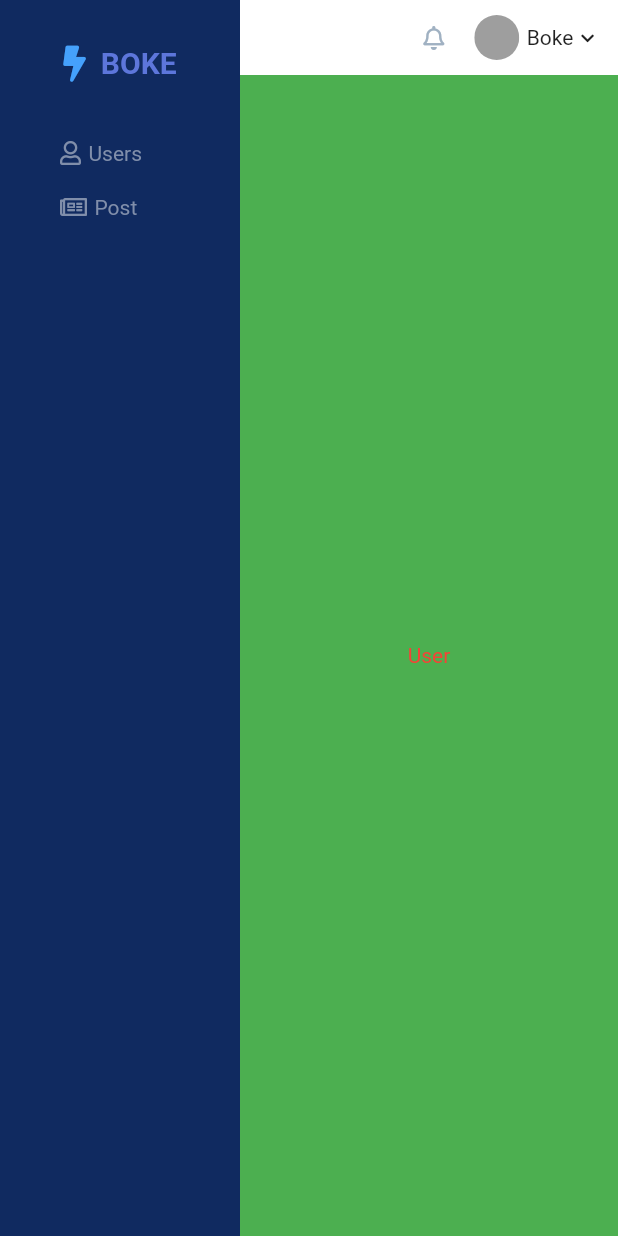
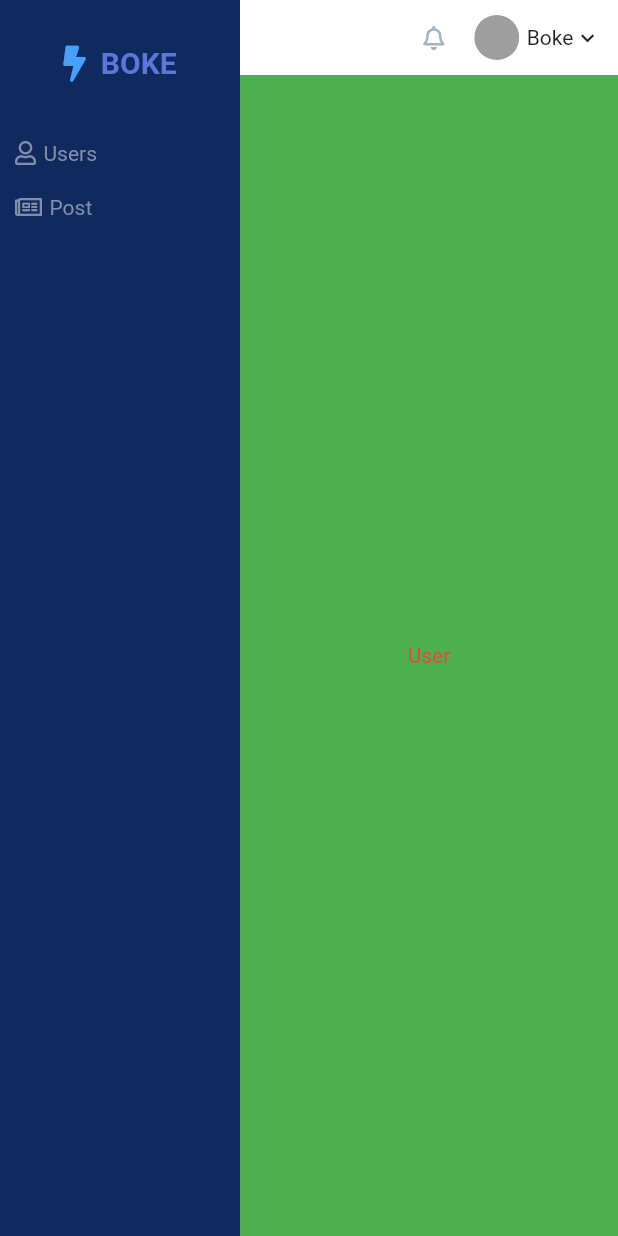
Before and after one commit to swiftdo/admin-team-boke, a Flutter app: the MainPage screen opened by its route, after a tap on "Users", on a phone screen of 412 x 824 dp. Run offline on Flutter 3.47's test engine with Material 2 defaults, Android fonts, the light colour scheme and no system bars; our stand-ins replace animated_background, auto_route, convert, dio, flutter_easyloading, font_awesome_flutter and 3 more; accounts and stored records are empty.

Commit message:
sidebar ui

```diff
--- /dev/null
+++ b/lib/data/model/side_bar_item.dart
@@ -0,0 +1,16 @@
+import 'package:auto_route/auto_route.dart';
+import 'package:flutter/cupertino.dart';
+import 'package:flutter/foundation.dart';
+import 'package:freezed_annotation/freezed_annotation.dart';
+
+part 'side_bar_item.freezed.dart';
+
+@freezed
+class SideBarItem with _$SideBarItem {
+  const factory SideBarItem({
+    required String label,
+    IconData? icon,
+    PageRouteInfo? routeInfo,
+    List<SideBarItem>? child,
+  }) = _SideBarItem;
+}
--- a/lib/main.dart
+++ b/lib/main.dart
@@ -26,7 +26,11 @@
       routeInformationProvider: appRouter.routeInfoProvider(),
       routerDelegate: AutoRouterDelegate(
         appRouter,
-        navigatorObservers: () => [AppRouteObserver()],
+        navigatorObservers: () => [
+          AppRouteObserver(
+            notifier: ref.watch(gRouteChangeProvider.notifier),
+          )
+        ],
       ),
       builder: toast.init(),
       localizationsDelegates: const [
--- a/lib/pages/main/views/nav_link.dart
+++ b/lib/pages/main/views/nav_link.dart
@@ -1,51 +1,51 @@
+import 'package:admin_team_boke/data/model/side_bar_item.dart';
 import 'package:admin_team_boke/provider.dart';
-import 'package:admin_team_boke/route/route.gr.dart';
-import 'package:auto_route/auto_route.dart';
 import 'package:flutter/material.dart';
 import 'package:font_awesome_flutter/font_awesome_flutter.dart';
 import 'package:hooks_riverpod/hooks_riverpod.dart';
 
 class NavLink extends HookConsumerWidget {
-  final String label;
-  final IconData? icon;
-  final PageRouteInfo destination;
+  final SideBarItem item;
 
   const NavLink({
     Key? key,
-    required this.label,
-    required this.destination,
-    this.icon,
+    required this.item,
   }) : super(key: key);
 
   @override
   Widget build(BuildContext context, WidgetRef ref) {
+    final currentRoute = ref.watch(gRouteChangeProvider);
+    bool isHigh = item.routeInfo?.routeName == currentRoute;
+    final color = isHigh ? Colors.white : const Color(0xff808EAA);
+
     return GestureDetector(
       behavior: HitTestBehavior.opaque,
       child: Container(
+        decoration:
+            BoxDecoration(color: isHigh ? const Color(0xff153575) : null),
         padding: const EdgeInsets.symmetric(horizontal: 10, vertical: 10),
-        margin: const EdgeInsets.only(left: 30),
         child: Row(
           children: [
-            if (icon != null)
+            if (item.icon != null)
               Container(
                 child: FaIcon(
-                  icon,
+                  item.icon,
                   size: 16,
-                  color: const Color(0xff808EAA),
+                  color: color,
                 ),
                 margin: const EdgeInsets.only(right: 5),
               ),
             Text(
-              label,
-              style: const TextStyle(
-                color: Color(0xff808EAA),
-              ),
+              item.label,
+              style: TextStyle(color: color),
             )
           ],
         ),
       ),
       onTap: () {
-        ref.read(gRouteProvider).replace(destination);
+        if (item.routeInfo != null) {
+          ref.read(gRouteProvider).replace(item.routeInfo!);
+        }
       },
     );
   }
--- a/lib/pages/main/views/sidebar.dart
+++ b/lib/pages/main/views/sidebar.dart
@@ -1,15 +1,30 @@
-import 'package:admin_team_boke/core/ext/ext.dart';
+import 'package:admin_team_boke/data/model/side_bar_item.dart';
+import 'package:admin_team_boke/provider.dart';
 import 'package:admin_team_boke/route/route.gr.dart';
 import 'package:flutter/material.dart';
 import 'package:font_awesome_flutter/font_awesome_flutter.dart';
+import 'package:hooks_riverpod/hooks_riverpod.dart';
 
 import 'nav_link.dart';
 
-class SideBar extends StatelessWidget {
+class SideBar extends HookConsumerWidget {
   const SideBar({Key? key}) : super(key: key);
 
+  final List<SideBarItem> barItems = const [
+    SideBarItem(
+      label: "Users",
+      routeInfo: UserRoute(),
+      icon: FontAwesomeIcons.user,
+    ),
+    SideBarItem(
+      label: "Post",
+      routeInfo: PostRoute(),
+      icon: FontAwesomeIcons.newspaper,
+    ),
+  ];
+
   @override
-  Widget build(BuildContext context) {
+  Widget build(BuildContext context, WidgetRef ref) {
     return Container(
       color: const Color(0xff102A60),
       width: 160,
@@ -37,16 +52,7 @@ class SideBar extends StatelessWidget {
               ],
             ),
           ),
-          const NavLink(
-            label: "Users",
-            destination: UserRoute(),
-            icon: FontAwesomeIcons.user,
-          ),
-          const NavLink(
-            label: "Post",
-            destination: PostRoute(),
-            icon: FontAwesomeIcons.newspaper,
-          ),
+          ...barItems.map((e) => NavLink(item: e))
         ],
       ),
     );
--- a/lib/provider.dart
+++ b/lib/provider.dart
@@ -1,6 +1,7 @@
 import 'package:admin_team_boke/config/config.dart';
 import 'package:admin_team_boke/route/auth_guard.dart';
 import 'package:admin_team_boke/route/route.gr.dart';
+import 'package:admin_team_boke/route/route_notifier.dart';
 import 'package:admin_team_boke/services/sp_service.dart';
 import 'package:admin_team_boke/services/toast.dart';
 import 'package:dio/dio.dart';
@@ -29,6 +30,10 @@ final gRouteProvider = Provider((ref) {
   return AppRouter(authGuard: AuthGuard(sp: sp));
 });
 
+final gRouteChangeProvider = StateNotifierProvider<RouteNotifier, String?>(
+  (ref) => RouteNotifier(),
+);
+
 // dio
 final gDioProvider = Provider<Dio>((ref) {
   final config = ref.watch(gConfig);
--- a/lib/route/route.dart
+++ b/lib/route/route.dart
@@ -6,9 +6,17 @@ import 'package:admin_team_boke/route/auth_guard.dart';
 import 'package:auto_route/auto_route.dart';
 import 'package:flutter/material.dart';
 
+import 'route_notifier.dart';
+
 class AppRouteObserver extends AutoRouterObserver {
+  AppRouteObserver({required this.notifier});
+  final RouteNotifier notifier;
+
   @override
-  void didPush(Route route, Route? previousRoute) {}
+  void didPush(Route route, Route? previousRoute) {
+    debugPrint('New route pushed: ${route.settings.name}');
+    Future.microtask(() => notifier.currentRoute = route.settings.name);
+  }
 
   @override
   void didInitTabRoute(TabPageRoute route, TabPageRoute? previousRoute) {
--- /dev/null
+++ b/lib/route/route_notifier.dart
@@ -0,0 +1,9 @@
+import 'package:hooks_riverpod/hooks_riverpod.dart';
+
+class RouteNotifier extends StateNotifier<String?> {
+  RouteNotifier() : super(null);
+
+  set currentRoute(String? path) {
+    state = path;
+  }
+}
```
Also changed, not shown: lib/data/model/side_bar_item.freezed.dart (added).
